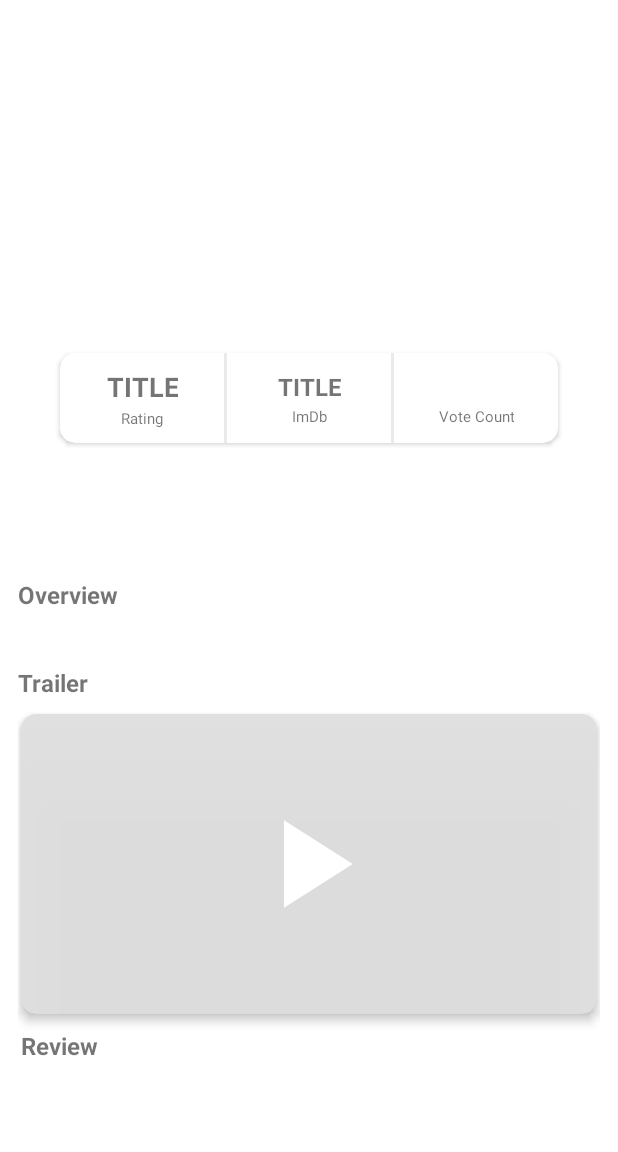
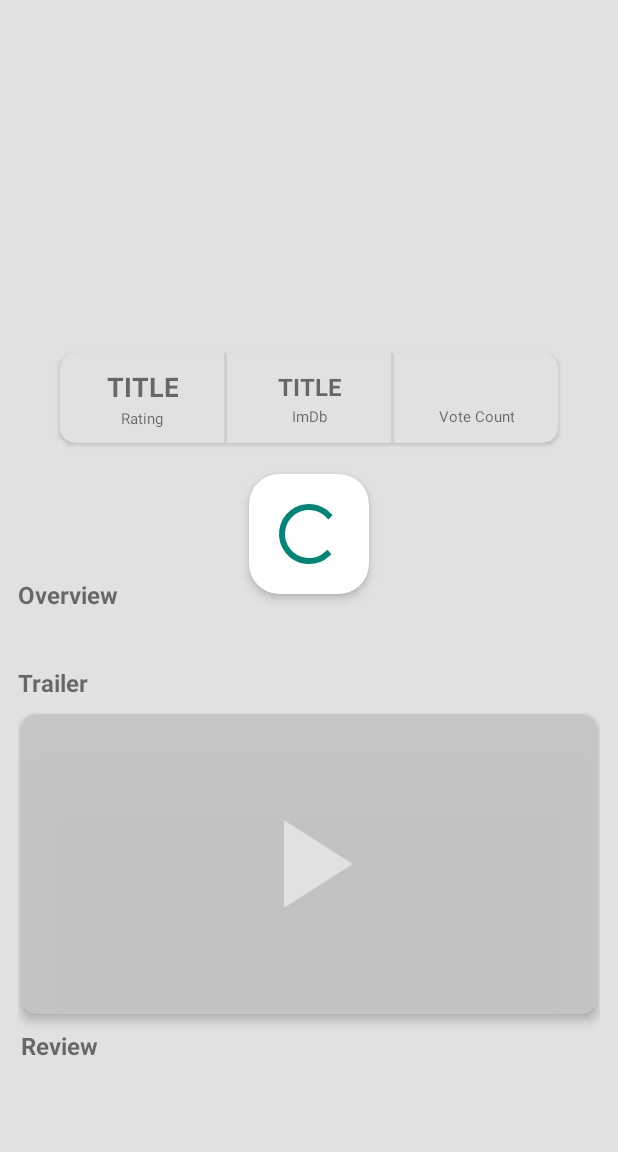
Before and after one commit to iikimamhambali/Trending-Movie-Time, an Android app: the DetailMovieActivity screen opened directly, with no data from a screen before it, on a phone screen of 412 x 824 dp, the part 84-1236 px from its top. Run offline under Robolectric (Android 15) with nearby library versions, the phone set to English and light mode, and no system bars; 9 statements that could not run were skipped.

Commit message:
Configuration loading progress view

```diff
--- a/app/src/main/res/layout/activity_detail_movie.xml
+++ b/app/src/main/res/layout/activity_detail_movie.xml
@@ -14,6 +14,7 @@
         app:layout_constraintTop_toTopOf="parent" />
 
     <androidx.core.widget.NestedScrollView
+        android:id="@+id/nested"
         android:layout_width="match_parent"
         android:layout_height="0dp"
         app:layout_constraintBottom_toBottomOf="parent"
@@ -329,4 +330,12 @@
 
     </androidx.core.widget.NestedScrollView>
 
+    <include
+        android:id="@+id/progressView"
+        layout="@layout/layout_progress_view"
+        app:layout_constraintBottom_toBottomOf="parent"
+        app:layout_constraintEnd_toEndOf="parent"
+        app:layout_constraintStart_toStartOf="parent"
+        app:layout_constraintTop_toTopOf="parent" />
+
 </androidx.constraintlayout.widget.ConstraintLayout>
--- /dev/null
+++ b/app/src/main/res/layout/layout_progress_view.xml
@@ -0,0 +1,28 @@
+<?xml version="1.0" encoding="utf-8"?>
+<androidx.constraintlayout.widget.ConstraintLayout xmlns:android="http://schemas.android.com/apk/res/android"
+    xmlns:app="http://schemas.android.com/apk/res-auto"
+    android:layout_width="match_parent"
+    android:layout_height="match_parent"
+    android:background="@color/colorTransparent">
+
+    <androidx.cardview.widget.CardView
+        android:id="@+id/cvProgress"
+        android:layout_width="80dp"
+        android:layout_height="80dp"
+        app:cardCornerRadius="20dp"
+        app:cardElevation="4dp"
+        app:layout_constraintBottom_toBottomOf="parent"
+        app:layout_constraintEnd_toEndOf="parent"
+        app:layout_constraintStart_toStartOf="parent"
+        app:layout_constraintTop_toTopOf="parent">
+
+        <ProgressBar
+            android:id="@+id/progressView"
+            android:layout_width="wrap_content"
+            android:layout_height="wrap_content"
+            android:layout_gravity="center_horizontal|center_vertical"
+            android:theme="@style/CircularProgress" />
+
+    </androidx.cardview.widget.CardView>
+
+</androidx.constraintlayout.widget.ConstraintLayout>
--- a/app/src/main/res/values/styles.xml
+++ b/app/src/main/res/values/styles.xml
@@ -32,4 +32,8 @@
         <item name="android:windowTranslucentStatus" tools:targetApi="kitkat">true</item>
     </style>
 
+    <style name="CircularProgress" parent="Theme.AppCompat.Light">
+        <item name="colorAccent">@color/colorPrimary</item>
+    </style>
+
 </resources>
```
Also changed, not shown: app/src/main/java/com/android/movietime/view/detail/DetailMovieActivity.kt (+21 -0 lines), app/src/main/java/com/android/movietime/view/home/HomeActivity.kt (+21 -12 lines), app/src/main/res/layout/activity_main.xml (+8 -0 lines).
